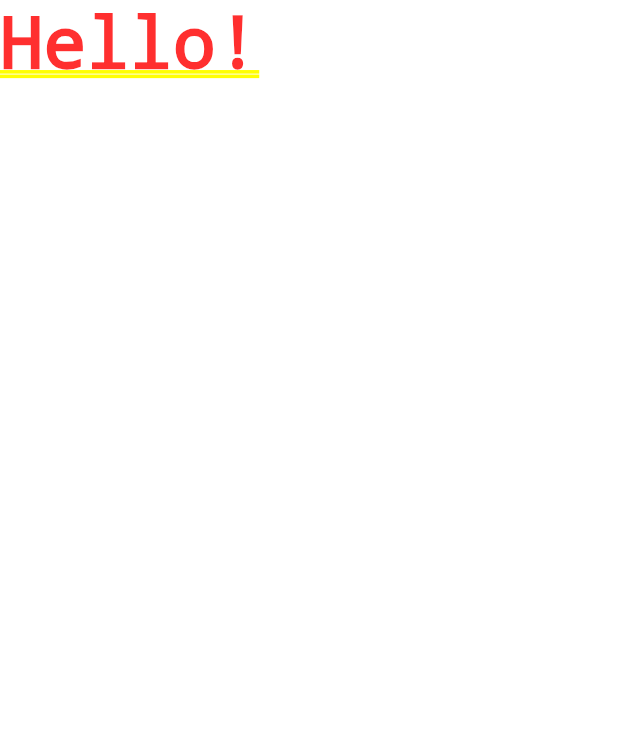
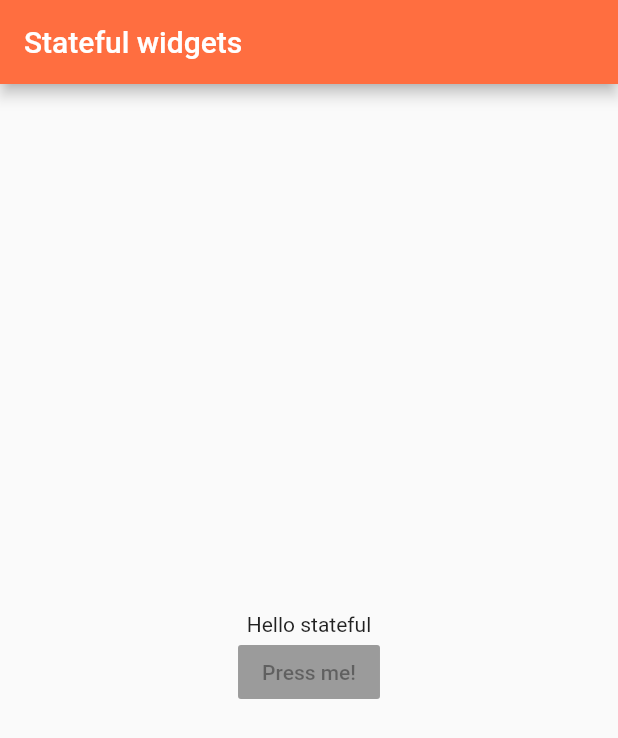
Before and after one commit to stories2/Flutter-Study, a Flutter app: the screen it shows after launch, on a phone screen of 412 x 824 dp. Shown: the top 738 px of the screen. Run offline on Flutter 3.47's test engine with Material 2 defaults, Android fonts, the phone set to English and light mode, and no system bars.

Commit message:
stateful widgets create layout

```diff
--- a/stateful_widgets/stateful_widgets/lib/main.dart
+++ b/stateful_widgets/stateful_widgets/lib/main.dart
@@ -3,9 +3,49 @@ import 'package:flutter/material.dart';
 void main() {
   runApp(
     new MaterialApp(
-      home: new Text(
-        "Hello!"
-      ),
+      home: new AwesomeButton(),
     )
   );
 }
+
+class AwesomeButton extends StatefulWidget {
+
+  @override
+  State createState() {
+    return new AwesomeButtonState();
+  }
+}
+
+class AwesomeButtonState extends State<AwesomeButton> {
+
+  @override
+  Widget build(BuildContext context) {
+    return new Scaffold(
+      appBar: new AppBar(
+        title: new Text(
+            "Stateful widgets"
+        ),
+        backgroundColor: Colors.deepOrangeAccent,
+      ),
+      body: new Container(
+        child: new Center(
+          child: new Column(
+            mainAxisAlignment: MainAxisAlignment.center,
+            children: <Widget>[
+              new Text(
+                "Hello stateful"
+              ),
+              new RaisedButton(
+                  onPressed: null,
+                child: new Text(
+                  "Press me!"
+                ),
+                color: Colors.blue,
+              )
+            ],
+          ),
+        ),
+      ),
+    );
+  }
+}
```
